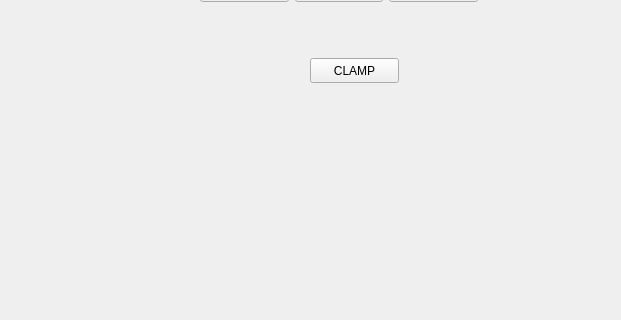
Above: nano_serial/form.ui from evkuz/py_project before the change; both pictures show x 0 to 621 and y 102 to 422 of the 800 by 600 pixel window. Below: the same form after it.
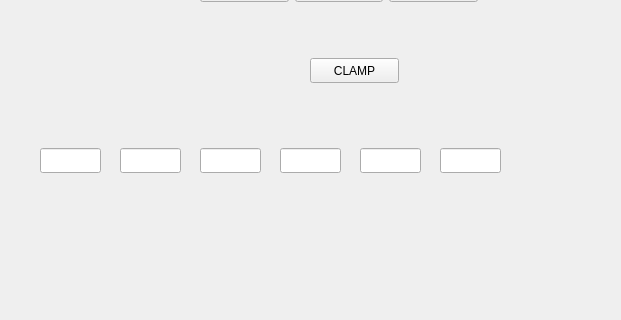
That is the form after the change.

Patch:
```diff
--- a/nano_serial/form.ui
+++ b/nano_serial/form.ui
@@ -55,6 +55,66 @@
     <string>CLAMP</string>
    </property>
   </widget>
+  <widget class="QLineEdit" name="servo_1_lineEdit">
+   <property name="geometry">
+    <rect>
+     <x>40</x>
+     <y>250</y>
+     <width>61</width>
+     <height>25</height>
+    </rect>
+   </property>
+  </widget>
+  <widget class="QLineEdit" name="servo_2_lineEdit">
+   <property name="geometry">
+    <rect>
+     <x>120</x>
+     <y>250</y>
+     <width>61</width>
+     <height>25</height>
+    </rect>
+   </property>
+  </widget>
+  <widget class="QLineEdit" name="servo_3_lineEdit">
+   <property name="geometry">
+    <rect>
+     <x>200</x>
+     <y>250</y>
+     <width>61</width>
+     <height>25</height>
+    </rect>
+   </property>
+  </widget>
+  <widget class="QLineEdit" name="servo_4_lineEdit">
+   <property name="geometry">
+    <rect>
+     <x>280</x>
+     <y>250</y>
+     <width>61</width>
+     <height>25</height>
+    </rect>
+   </property>
+  </widget>
+  <widget class="QLineEdit" name="servo_5_lineEdit">
+   <property name="geometry">
+    <rect>
+     <x>360</x>
+     <y>250</y>
+     <width>61</width>
+     <height>25</height>
+    </rect>
+   </property>
+  </widget>
+  <widget class="QLineEdit" name="servo_6_lineEdit">
+   <property name="geometry">
+    <rect>
+     <x>440</x>
+     <y>250</y>
+     <width>61</width>
+     <height>25</height>
+    </rect>
+   </property>
+  </widget>
  </widget>
  <resources/>
  <connections/>
```
